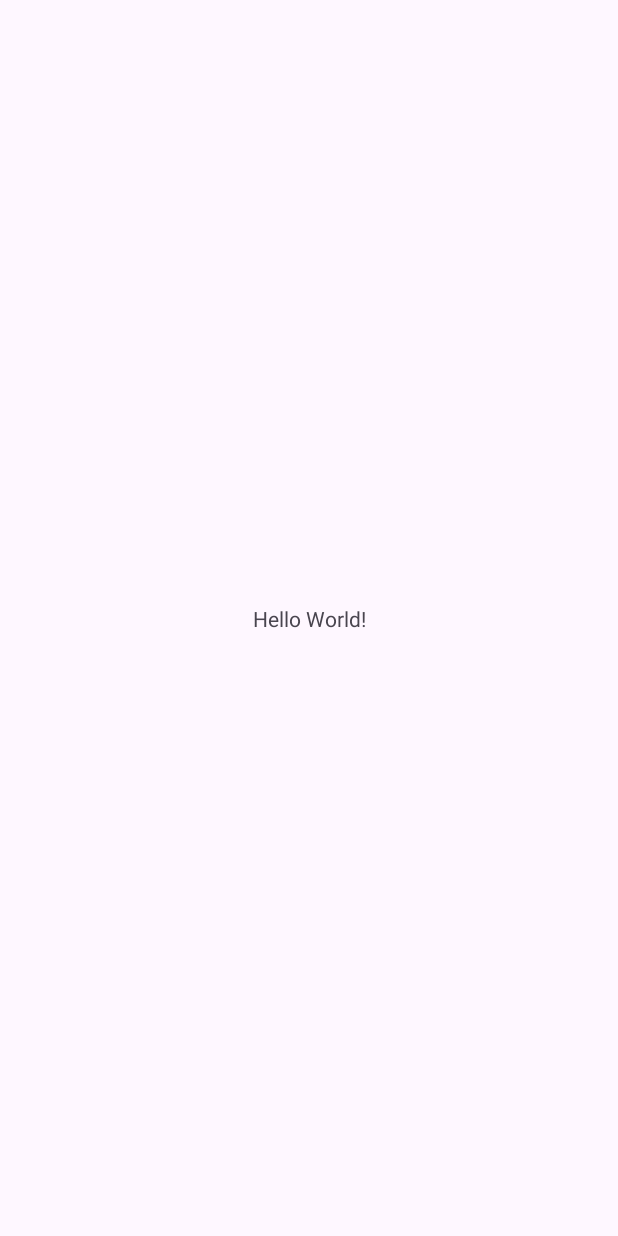
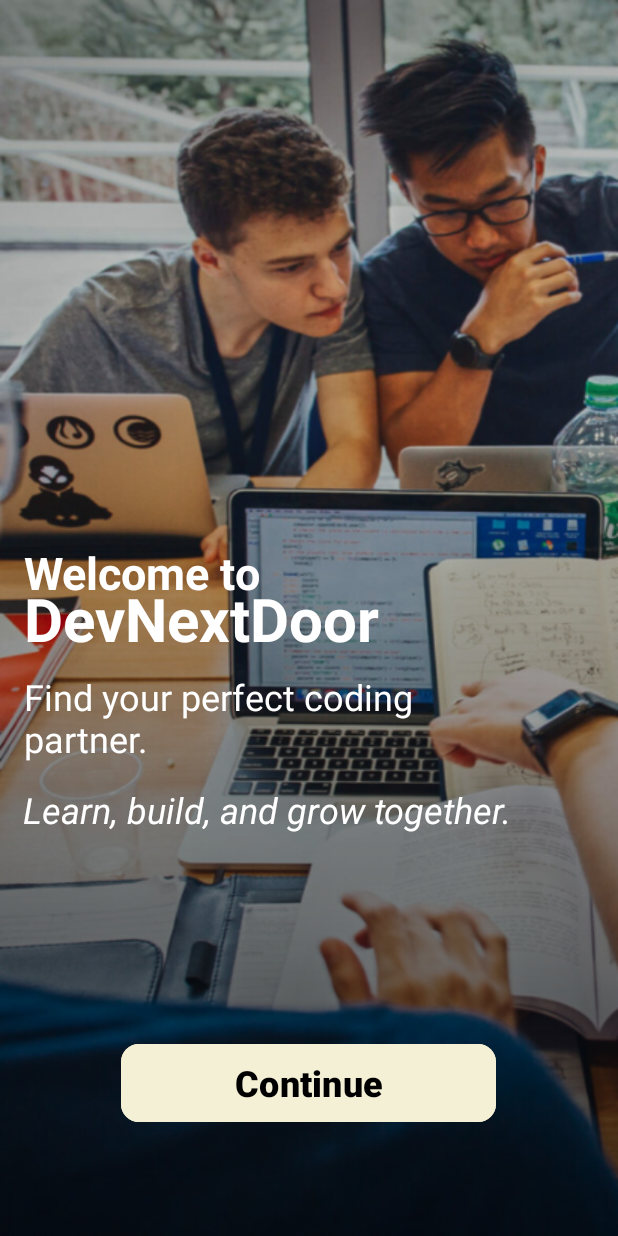
Before and after one commit to pramodexe/DevNextDoor, an Android app: the screen it shows after launch (MainActivity before the commit, WelcomeActivity after it), on a phone screen of 412 x 824 dp. Before the commit the screen is almost empty. Run offline under Robolectric (Android 15) with nearby library versions, the phone set to English and light mode, and no system bars.

Commit message:
Added basic pages
Welcome, Get started, Login, and Signup pages added and linked each other. Logics aren't done yet.

```diff
--- /dev/null
+++ b/app/src/main/java/com/s23010234/devnextdoor/WelcomeActivity.java
@@ -0,0 +1,37 @@
+package com.s23010234.devnextdoor;
+
+import android.content.Intent;
+import android.os.Bundle;
+import android.view.View;
+import android.widget.Button;
+
+import androidx.activity.EdgeToEdge;
+import androidx.appcompat.app.AppCompatActivity;
+import androidx.core.graphics.Insets;
+import androidx.core.view.ViewCompat;
+import androidx.core.view.WindowInsetsCompat;
+
+public class WelcomeActivity extends AppCompatActivity {
+
+    @Override
+    protected void onCreate(Bundle savedInstanceState) {
+        super.onCreate(savedInstanceState);
+        EdgeToEdge.enable(this);
+        setContentView(R.layout.activity_welcome);
+        ViewCompat.setOnApplyWindowInsetsListener(findViewById(R.id.main), (v, insets) -> {
+            Insets systemBars = insets.getInsets(WindowInsetsCompat.Type.systemBars());
+            v.setPadding(systemBars.left, systemBars.top, systemBars.right, systemBars.bottom);
+            return insets;
+        });
+
+        // Initialize the continue button
+        Button continueButton = findViewById(R.id.continueButton);
+        continueButton.setOnClickListener(new View.OnClickListener() {
+            @Override
+            public void onClick(View v) {
+                Intent intent = new Intent(WelcomeActivity.this, GetStartedActivity.class);
+                startActivity(intent);
+            }
+        });
+    }
+}
--- /dev/null
+++ b/app/src/main/res/layout/activity_welcome.xml
@@ -0,0 +1,91 @@
+<?xml version="1.0" encoding="utf-8"?>
+<androidx.constraintlayout.widget.ConstraintLayout xmlns:android="http://schemas.android.com/apk/res/android"
+    xmlns:app="http://schemas.android.com/apk/res-auto"
+    xmlns:tools="http://schemas.android.com/tools"
+    android:id="@+id/main"
+    android:layout_width="match_parent"
+    android:layout_height="match_parent"
+    tools:context=".WelcomeActivity"
+    android:background="@drawable/welcome_bg">
+
+    <TextView
+        android:id="@+id/welcomeText"
+        android:layout_width="wrap_content"
+        android:layout_height="wrap_content"
+        android:text="Welcome to"
+        android:textAlignment="textStart"
+        android:textColor="#FFFFFF"
+        android:textSize="30sp"
+        android:textStyle="bold"
+        app:layout_constraintBottom_toBottomOf="parent"
+        app:layout_constraintEnd_toEndOf="parent"
+        app:layout_constraintHorizontal_bias="0.063"
+        app:layout_constraintStart_toStartOf="parent"
+        app:layout_constraintTop_toTopOf="parent"
+        app:layout_constraintVertical_bias="0.461" />
+
+    <TextView
+        android:id="@+id/brandText"
+        android:layout_width="wrap_content"
+        android:layout_height="wrap_content"
+        android:text="DevNextDoor"
+        android:textAlignment="textStart"
+        android:textColor="#FFFFFF"
+        android:textSize="40sp"
+        android:textStyle="bold"
+        app:layout_constraintBottom_toBottomOf="parent"
+        app:layout_constraintEnd_toEndOf="parent"
+        app:layout_constraintHorizontal_bias="0.091"
+        app:layout_constraintStart_toStartOf="parent"
+        app:layout_constraintTop_toTopOf="parent" />
+
+    <TextView
+        android:id="@+id/introText"
+        android:layout_width="300sp"
+        android:layout_height="wrap_content"
+        android:text="Find your perfect coding partner."
+        android:textAlignment="textStart"
+        android:textColor="#FFFFFF"
+        android:textSize="24sp"
+        app:layout_constraintBottom_toBottomOf="parent"
+        app:layout_constraintEnd_toEndOf="parent"
+        app:layout_constraintHorizontal_bias="0.144"
+        app:layout_constraintStart_toStartOf="parent"
+        app:layout_constraintTop_toTopOf="parent"
+        app:layout_constraintVertical_bias="0.587" />
+
+    <TextView
+        android:id="@+id/taglineText"
+        android:layout_width="wrap_content"
+        android:layout_height="wrap_content"
+        android:text="Learn, build, and grow together."
+        android:textAlignment="textStart"
+        android:textColor="#FFFFFF"
+        android:textSize="24sp"
+        android:textStyle="italic"
+        app:layout_constraintBottom_toBottomOf="parent"
+        app:layout_constraintEnd_toEndOf="parent"
+        app:layout_constraintHorizontal_bias="0.179"
+        app:layout_constraintStart_toStartOf="parent"
+        app:layout_constraintTop_toTopOf="parent"
+        app:layout_constraintVertical_bias="0.661" />
+
+    <Button
+        android:id="@+id/continueButton"
+        android:layout_width="250dp"
+        android:layout_height="60dp"
+        android:backgroundTint="#F4F0D5"
+        android:text="Continue"
+        android:textAlignment="center"
+        android:textColor="#000000"
+        android:textSize="24sp"
+        android:textStyle="bold"
+        app:cornerRadius="12sp"
+        app:layout_constraintBottom_toBottomOf="parent"
+        app:layout_constraintEnd_toEndOf="parent"
+        app:layout_constraintHorizontal_bias="0.496"
+        app:layout_constraintStart_toStartOf="parent"
+        app:layout_constraintTop_toTopOf="parent"
+        app:layout_constraintVertical_bias="0.906" />
+
+</androidx.constraintlayout.widget.ConstraintLayout>
--- a/gradle/libs.versions.toml
+++ b/gradle/libs.versions.toml
@@ -1,5 +1,5 @@
 [versions]
-agp = "8.9.1"
+agp = "8.9.2"
 junit = "4.13.2"
 junitVersion = "1.2.1"
 espressoCore = "3.6.1"
```
Also changed, not shown: app/src/main/AndroidManifest.xml (+13 -1 lines), app/src/main/java/com/s23010234/devnextdoor/GetStartedActivity.java (added, +47 -0 lines), app/src/main/java/com/s23010234/devnextdoor/HomepageActivity.java (added, +24 -0 lines), app/src/main/java/com/s23010234/devnextdoor/LoginActivity.java (added, +37 -0 lines), app/src/main/java/com/s23010234/devnextdoor/SignupActivity.java (renamed from app/src/main/java/com/s23010234/devnextdoor/MainActivity.java, +15 -2 lines), app/src/main/res/layout/activity_get_started.xml (added, +64 -0 lines), app/src/main/res/layout/activity_homepage.xml (renamed from app/src/main/res/layout/activity_main.xml, +7 -4 lines), app/src/main/res/layout/activity_login.xml (added, +129 -0 lines), app/src/main/res/layout/activity_signup.xml (added, +149 -0 lines), app/src/main/res/drawable/get_started_bg.png (added), app/src/main/res/drawable/login_signup_bg.png (added), app/src/main/res/drawable/welcome_bg.png (added).
